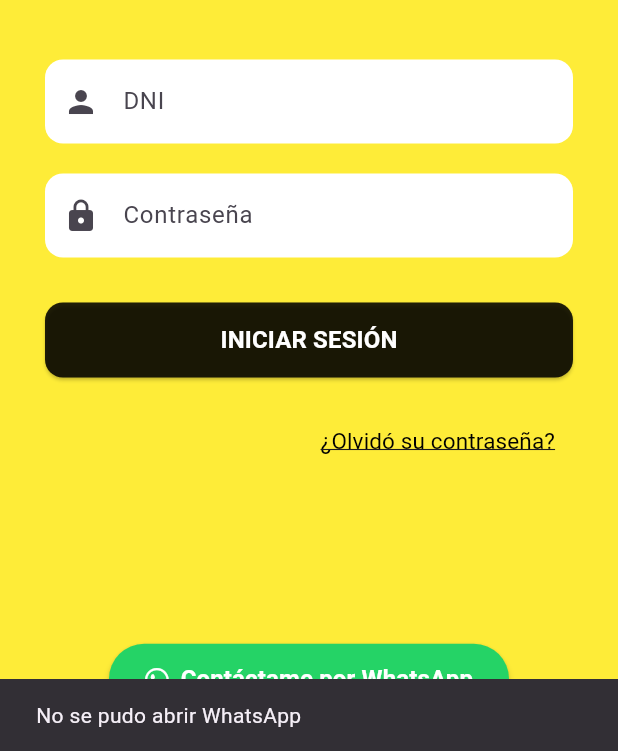
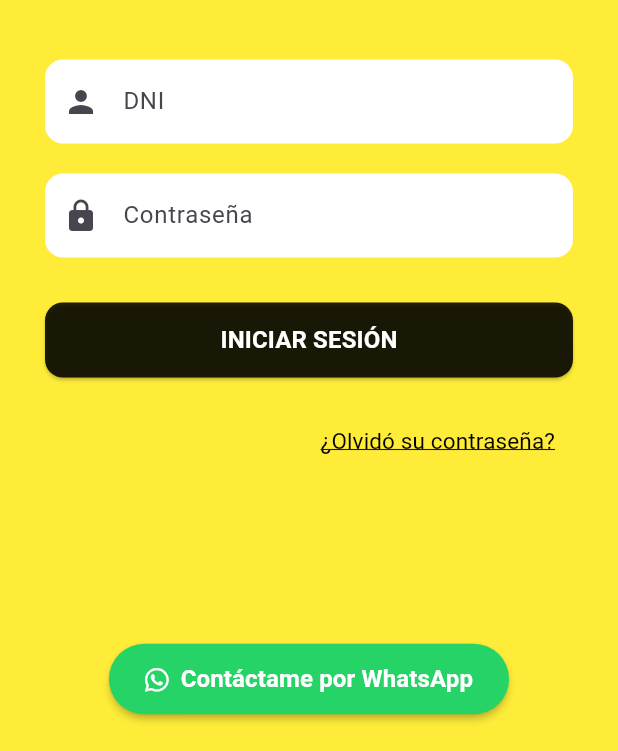
Before and after one commit to Magus-Technologies/arequipagocreditos, a Flutter app: the screen it shows after launch, after a tap on "Contáctame por WhatsApp", on a phone screen of 412 x 824 dp, the part 485-1236 px from its top. Run offline on Flutter 3.47's test engine with Material 3 defaults, Android fonts, the phone set to English and light mode, and no system bars; our stand-ins replace cached_network_image, file_picker, flutter_spinkit, font_awesome_flutter, image_picker, permission_handler and 2 more; missing offline and left inert: flutter_pdfview.

Commit message:
fix: Update url_launcher dependency to correct version and simplify WhatsApp launch logic

```diff
--- a/lib/presentation/components/beneficios_header.dart
+++ b/lib/presentation/components/beneficios_header.dart
@@ -1,6 +1,5 @@
 import 'package:flutter/material.dart';
 import '../../domain/entities/beneficio_entity.dart';
-import '../../theme/app_theme.dart';
 
 class BeneficiosHeader extends StatelessWidget {
   final List<BeneficioComercialEntity> beneficiosFiltrados;
--- a/lib/presentation/pages/login_page.dart
+++ b/lib/presentation/pages/login_page.dart
@@ -282,18 +282,11 @@ class _LoginPageState extends State<LoginPage> {
                       final url = Uri.parse(
                         'https://wa.me/51982934377?text=Hola,%20tengo%20una%20consulta',
                       );
-                      if (await canLaunchUrl(url)) {
-                        await launchUrl(
-                          url,
-                          mode: LaunchMode.externalApplication,
-                        );
-                      } else {
-                        if (!context.mounted) return;
-                        ScaffoldMessenger.of(context).showSnackBar(
-                          const SnackBar(
-                            content: Text('No se pudo abrir WhatsApp'),
-                          ),
-                        );
+                      if (!await launchUrl(
+                        url,
+                        mode: LaunchMode.externalApplication,
+                      )) {
+                        throw Exception('Could not launch $url');
                       }
                     },
                   ),
--- a/pubspec.yaml
+++ b/pubspec.yaml
@@ -23,7 +23,7 @@ dependencies:
   cached_network_image: ^3.3.1
   intl: ^0.19.0
   provider: ^6.1.1
-  url_launcher: ^6.3.2
+  url_launcher: ^6.1.14
   font_awesome_flutter: ^10.9.1
 dev_dependencies:
   flutter_test:
```
